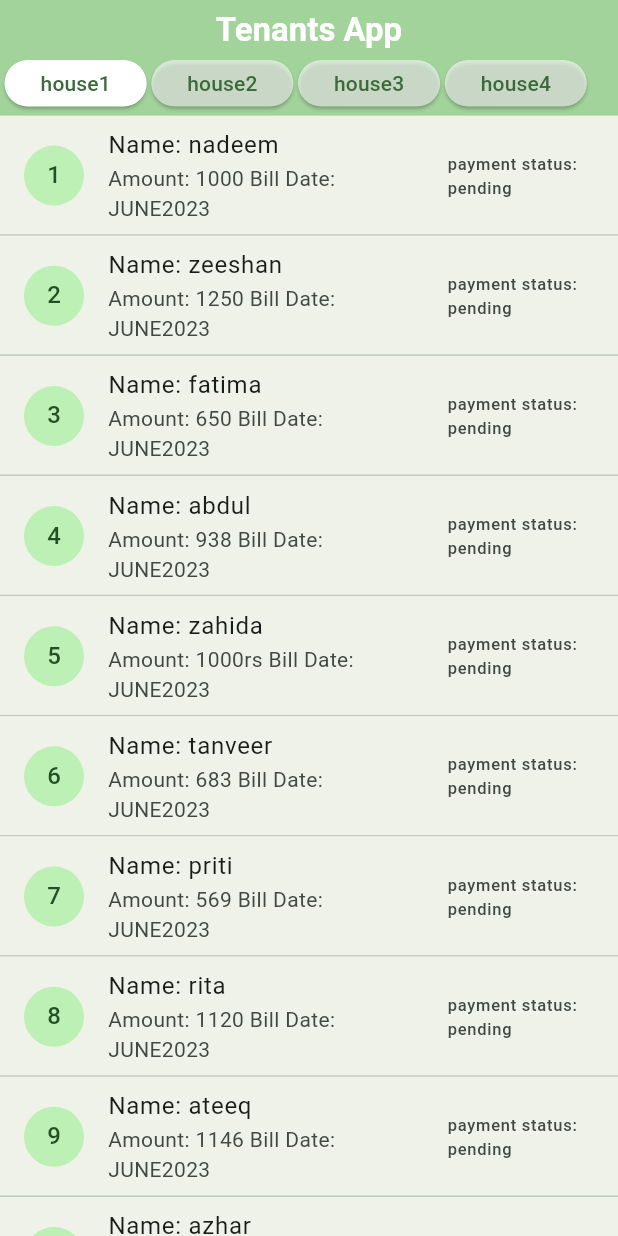
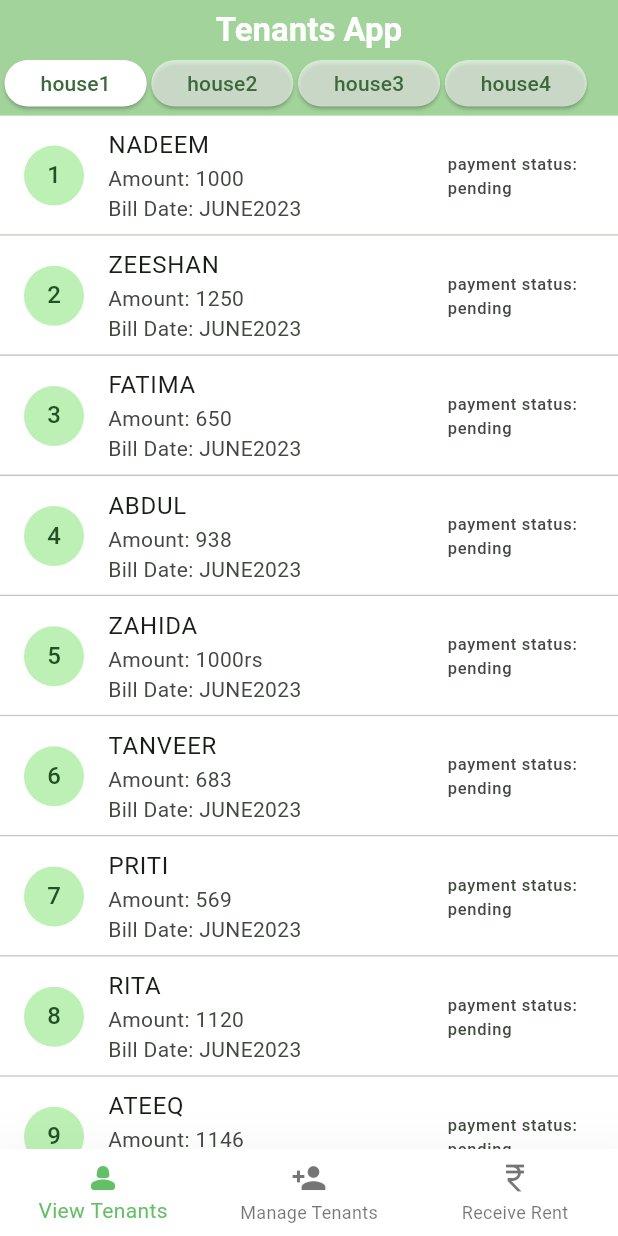
Before and after one commit to nk17x/Tenants, a Flutter app: the screen it shows after launch, on a phone screen of 412 x 824 dp. Run offline on Flutter 3.47's test engine with Material 2 defaults, Android fonts, the phone set to English and light mode, and no system bars; our stand-ins replace firebase_core, firebase_database; accounts and stored records are empty.

Commit message:
13 sep: with bottomnav and new manage tanants

```diff
--- a/lib/constants.dart
+++ b/lib/constants.dart
@@ -1,6 +1,3 @@
-import 'dart:ffi';
-import 'dart:html';
-
-import 'package:flutter/material.dart';
+import 'package:tenants_app/tenantsList.dart';
 
 class constants {}
--- a/lib/main.dart
+++ b/lib/main.dart
@@ -1,8 +1,10 @@
 import 'package:flutter/material.dart';
+import 'package:tenants_app/manageTenants.dart';
 import 'tenantsList.dart';
 import 'package:firebase_core/firebase_core.dart';
 import 'firebase_options.dart';
 
+int bottomNavIndex = 0;
 void main() async {
   WidgetsFlutterBinding.ensureInitialized();
   await Firebase.initializeApp(
@@ -11,10 +13,14 @@ void main() async {
   runApp(const MyApp());
 }
 
-class MyApp extends StatelessWidget {
+class MyApp extends StatefulWidget {
   const MyApp({super.key});
 
-  // This widget is the root of your application.
+  @override
+  State<MyApp> createState() => _MyAppState();
+}
+
+class _MyAppState extends State<MyApp> {
   @override
   Widget build(BuildContext context) {
     return MaterialApp(
@@ -23,7 +29,45 @@ class MyApp extends StatelessWidget {
         colorScheme: ColorScheme.fromSeed(seedColor: Colors.green),
         useMaterial3: true,
       ),
-      home: const tenantsList(),
+      home: Scaffold(
+          bottomNavigationBar: BottomNavigationBar(
+            elevation: 40,
+            selectedItemColor: Color.fromARGB(218, 73, 181, 76),
+            items: [
+              BottomNavigationBarItem(
+                  backgroundColor: Colors.black,
+                  label: "View Tenants",
+                  icon: Icon(Icons.person_2_rounded)),
+              BottomNavigationBarItem(
+                label: "Manage Tenants",
+                icon: Icon(Icons.person_add),
+              ),
+              BottomNavigationBarItem(
+                  label: "Receive Rent", icon: Icon(Icons.currency_rupee))
+            ],
+            backgroundColor: Theme.of(context).colorScheme.inversePrimary,
+            currentIndex: bottomNavIndex,
+            onTap: (value) {
+              print(value);
+              setState(() {
+                bottomNavIndex = value;
+              });
+            },
+          ),
+          body: bottomNavIndex == 0
+              ? tenantsList()
+              : bottomNavIndex == 1
+                  ? manageTenants()
+                  : tenantsList()),
     );
   }
 }
+// class MyApp extends StatelessWidget {
+//   const MyApp({super.key});
+
+//   // This widget is the root of your application.
+//   @override
+//   Widget build(BuildContext context) {
+//     return
+//   }
+// }
--- a/lib/tenantsList.dart
+++ b/lib/tenantsList.dart
@@ -1,6 +1,3 @@
-import 'dart:convert';
-
-import 'package:firebase_core/firebase_core.dart';
 import 'package:flutter/material.dart';
 import 'package:firebase_database/firebase_database.dart';
 
@@ -11,10 +8,11 @@ class tenantsList extends StatefulWidget {
   State<tenantsList> createState() => _tenantsListState();
 }
 
+Map tenantslistFB = {};
 FirebaseDatabase database = FirebaseDatabase.instance;
 DatabaseReference ref = FirebaseDatabase.instance.ref("tenantsList/");
 bool isdataloaded = false;
-Map tenantslistFB = {};
+
 var houseVariable = "house1";
 int selectedIndex = 0;
 Map tenantslist2 = {
@@ -420,7 +418,7 @@ class _tenantsListState extends State<tenantsList> {
       ),
       body: SafeArea(
           child: Container(
-              color: Theme.of(context).colorScheme.onInverseSurface,
+              color: Colors.white,
               height: height,
               width: width,
               child: isdataloaded
@@ -464,25 +462,15 @@ class _tenantsListState extends State<tenantsList> {
                               itemCount: tenantslistFB[houseVariable].length,
                               itemBuilder: (context, index) {
                                 return Container(
-                                    color: houseVariable == "house1"
-                                        ? Theme.of(context)
-                                            .colorScheme
-                                            .onInverseSurface
-                                        : houseVariable == "house2"
-                                            ? Theme.of(context)
-                                                .colorScheme
-                                                .onInverseSurface
-                                            : Theme.of(context)
-                                                .colorScheme
-                                                .onInverseSurface,
+                                    color: Colors.white,
                                     child: ListTile(
                                       leading: CircleAvatar(
                                           child: Text(
                                               '${tenantslistFB["house3"][index]["room no"]}')),
                                       title: Text(
-                                          "Name: ${tenantslistFB[houseVariable][index]["name"]}"),
+                                          "${tenantslistFB[houseVariable][index]["name"].toString().toUpperCase()}"),
                                       subtitle: Text(
-                                          'Amount: ${tenantslistFB[houseVariable][index]["rentAmount"]} Bill Date: ${tenantslistFB[houseVariable][index]["rentMonth"]}${tenantslistFB[houseVariable][index]["rentYear"]}'),
+                                          'Amount: ${tenantslistFB[houseVariable][index]["rentAmount"]} \nBill Date: ${tenantslistFB[houseVariable][index]["rentMonth"]}${tenantslistFB[houseVariable][index]["rentYear"]}'),
                                       trailing: Text(
                                           "payment status: \n${tenantslistFB[houseVariable][index]["paymentStatus"]}"),
                                     ));
@@ -495,8 +483,14 @@ class _tenantsListState extends State<tenantsList> {
                         ),
                       ],
                     )
-                  : const CircularProgressIndicator(
-                      color: Colors.red,
+                  : Center(
+                      child: Container(
+                        height: 40,
+                        width: 40,
+                        child: const CircularProgressIndicator(
+                          color: Colors.green,
+                        ),
+                      ),
                     ))),
     );
   }
```
Also changed, not shown: lib/manageTenants.dart (added, +39 -0 lines).
